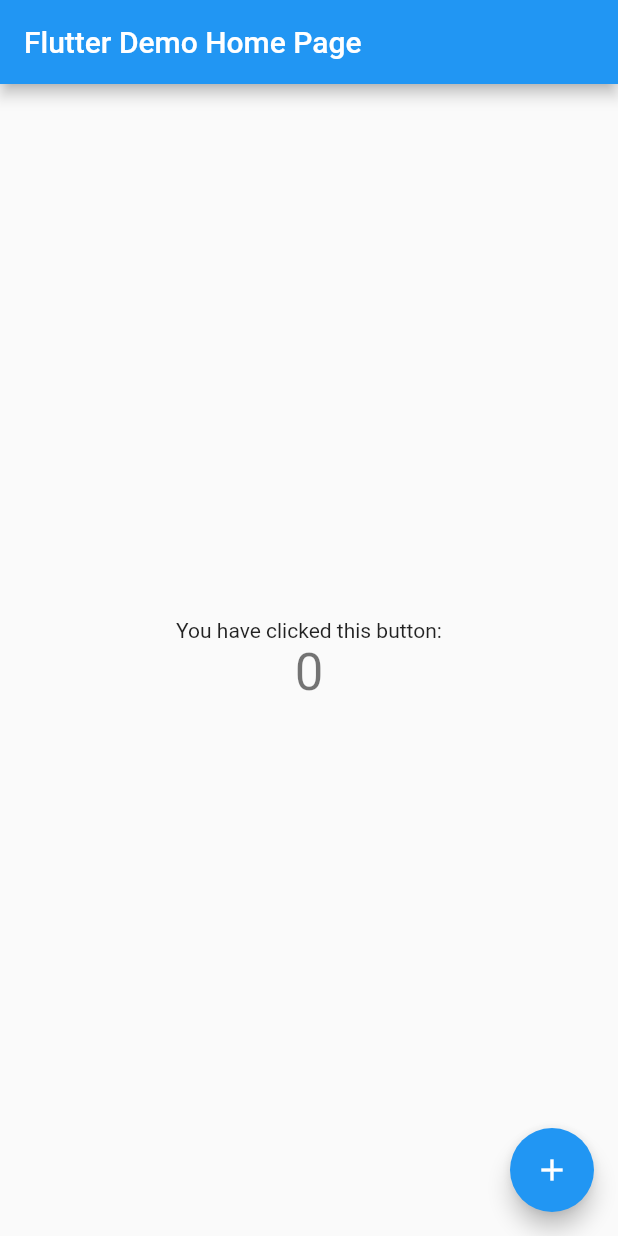
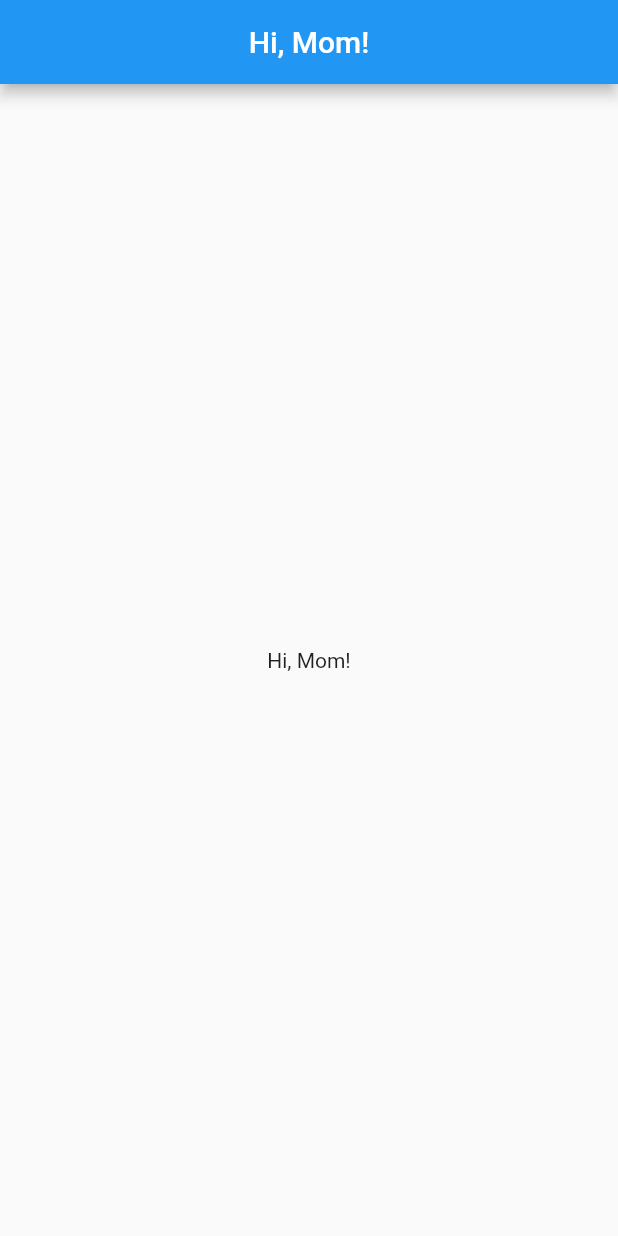
Before and after one commit to tamathecxder/dicoding-flutter-fundamental, a Flutter app: the screen it shows after launch, on a phone screen of 412 x 824 dp. Run offline on Flutter 3.47's test engine with Material 2 defaults, Android fonts, the phone set to English and light mode, and no system bars.

Commit message:
chore: replace starter code

```diff
--- a/lib/main.dart
+++ b/lib/main.dart
@@ -1,115 +1,26 @@
 import 'package:flutter/material.dart';
 
-void main() {
-  runApp(const MyApp());
+void main(List<String> args) {
+  runApp(const HiMomApp());
 }
 
-class MyApp extends StatelessWidget {
-  const MyApp({super.key});
+class HiMomApp extends StatelessWidget {
+  const HiMomApp({super.key});
 
-  // This widget is the root of your application.
   @override
   Widget build(BuildContext context) {
     return MaterialApp(
-      title: 'Flutter Demo',
+      title: "Flutter Demo",
       theme: ThemeData(
-        // This is the theme of your application.
-        //
-        // Try running your application with "flutter run". You'll see the
-        // application has a blue toolbar. Then, without quitting the app, try
-        // changing the primarySwatch below to Colors.green and then invoke
-        // "hot reload" (press "r" in the console where you ran "flutter run",
-        // or simply save your changes to "hot reload" in a Flutter IDE).
-        // Notice that the counter didn't reset back to zero; the application
-        // is not restarted.
         primarySwatch: Colors.blue,
       ),
-      home: const MyHomePage(title: 'Flutter Demo Home Page'),
+      home: Scaffold(
+        appBar: AppBar(
+          title: const Text("Hi, Mom!"),
+          centerTitle: true,
+        ),
+        body: const Center(child: Text("Hi, Mom!")),
+      ),
     );
   }
 }
-
-class MyHomePage extends StatefulWidget {
-  const MyHomePage({super.key, required this.title});
-
-  // This widget is the home page of your application. It is stateful, meaning
-  // that it has a State object (defined below) that contains fields that affect
-  // how it looks.
-
-  // This class is the configuration for the state. It holds the values (in this
-  // case the title) provided by the parent (in this case the App widget) and
-  // used by the build method of the State. Fields in a Widget subclass are
-  // always marked "final".
-
-  final String title;
-
-  @override
-  State<MyHomePage> createState() => _MyHomePageState();
-}
-
-class _MyHomePageState extends State<MyHomePage> {
-  int _counter = 0;
-
-  void _incrementCounter() {
-    setState(() {
-      // This call to setState tells the Flutter framework that something has
-      // changed in this State, which causes it to rerun the build method below
-      // so that the display can reflect the updated values. If we changed
-      // _counter without calling setState(), then the build method would not be
-      // called again, and so nothing would appear to happen.
-      _counter++;
-    });
-  }
-
-  @override
-  Widget build(BuildContext context) {
-    // This method is rerun every time setState is called, for instance as done
-    // by the _incrementCounter method above.
-    //
-    // The Flutter framework has been optimized to make rerunning build methods
-    // fast, so that you can just rebuild anything that needs updating rather
-    // than having to individually change instances of widgets.
-    return Scaffold(
-      appBar: AppBar(
-        // Here we take the value from the MyHomePage object that was created by
-        // the App.build method, and use it to set our appbar title.
-        title: Text(widget.title),
-      ),
-      body: Center(
-        // Center is a layout widget. It takes a single child and positions it
-        // in the middle of the parent.
-        child: Column(
-          // Column is also a layout widget. It takes a list of children and
-          // arranges them vertically. By default, it sizes itself to fit its
-          // children horizontally, and tries to be as tall as its parent.
-          //
-          // Invoke "debug painting" (press "p" in the console, choose the
-          // "Toggle Debug Paint" action from the Flutter Inspector in Android
-          // Studio, or the "Toggle Debug Paint" command in Visual Studio Code)
-          // to see the wireframe for each widget.
-          //
-          // Column has various properties to control how it sizes itself and
-          // how it positions its children. Here we use mainAxisAlignment to
-          // center the children vertically; the main axis here is the vertical
-          // axis because Columns are vertical (the cross axis would be
-          // horizontal).
-          mainAxisAlignment: MainAxisAlignment.center,
-          children: <Widget>[
-            const Text(
-              'You have clicked this button:',
-            ),
-            Text(
-              '$_counter',
-              style: Theme.of(context).textTheme.headlineMedium,
-            ),
-          ],
-        ),
-      ),
-      floatingActionButton: FloatingActionButton(
-        onPressed: _incrementCounter,
-        tooltip: 'Increment',
-        child: const Icon(Icons.add),
-      ), // This trailing comma makes auto-formatting nicer for build methods.
-    );
-  }
-}
```
